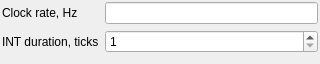
Old version of the form apps/zxtune-qt/ui/preferences/z80.ui in the repository vitamin-caig/zxtune.
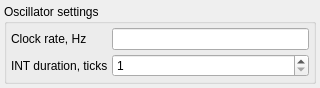
New version of the form.

Commit message: zxtune-qt: fixes in margins, spacing and options sheets.

What changed in the file:
```diff
--- a/apps/zxtune-qt/ui/preferences/z80.ui
+++ b/apps/zxtune-qt/ui/preferences/z80.ui
@@ -7,23 +7,35 @@
     <x>0</x>
     <y>0</y>
     <width>320</width>
-    <height>64</height>
+    <height>60</height>
    </rect>
   </property>
   <property name="windowTitle">
    <string>Z80</string>
   </property>
-  <layout class="QGridLayout" name="gridLayout">
+  <layout class="QVBoxLayout">
+   <property name="spacing">
+    <number>4</number>
+   </property>
    <property name="margin">
-    <number>2</number>
+    <number>4</number>
    </property>
-   <item row="1" column="1">
-    <widget class="QSpinBox" name="intDurationValue">
-     <property name="minimum">
-      <number>1</number>
+   <item>
+    <widget class="QGroupBox">
+     <property name="title">
+      <string>Oscillator settings</string>
      </property>
-     <property name="maximum">
-      <number>100</number>
+     <layout class="QFormLayout">
+      <property name="spacing">
+       <number>4</number>
+      </property>
+      <property name="margin">
+       <number>4</number>
+      </property>
+      <item row="0" column="0">
+       <widget class="QLabel">
+        <property name="text">
+         <string>Clock rate, Hz</string>
      </property>
     </widget>
    </item>
@@ -35,28 +47,34 @@
     </widget>
    </item>
    <item row="1" column="0">
-    <widget class="QLabel" name="intDurationLabel">
+       <widget class="QLabel">
      <property name="text">
       <string>INT duration, ticks</string>
      </property>
     </widget>
    </item>
-   <item row="0" column="0">
-    <widget class="QLabel" name="clockRateLabel">
-     <property name="text">
-      <string>Clock rate, Hz</string>
-     </property>
-    </widget>
-   </item>
-   <item row="2" column="0">
+      <item row="1" column="1">
+       <widget class="QSpinBox" name="intDurationValue">
+        <property name="minimum">
+         <number>1</number>
+        </property>
+        <property name="maximum">
+         <number>100</number>
+        </property>
+       </widget>
+      </item>
+     </layout>
+    </widget>
+   </item>
+   <item>
     <spacer name="verticalSpacer">
      <property name="orientation">
       <enum>Qt::Vertical</enum>
      </property>
      <property name="sizeHint" stdset="0">
       <size>
-       <width>20</width>
-       <height>40</height>
+       <width>0</width>
+       <height>0</height>
       </size>
      </property>
     </spacer>
```
Lines whose indentation alone changed are shown as unchanged. The commit also changes 15 other files.
